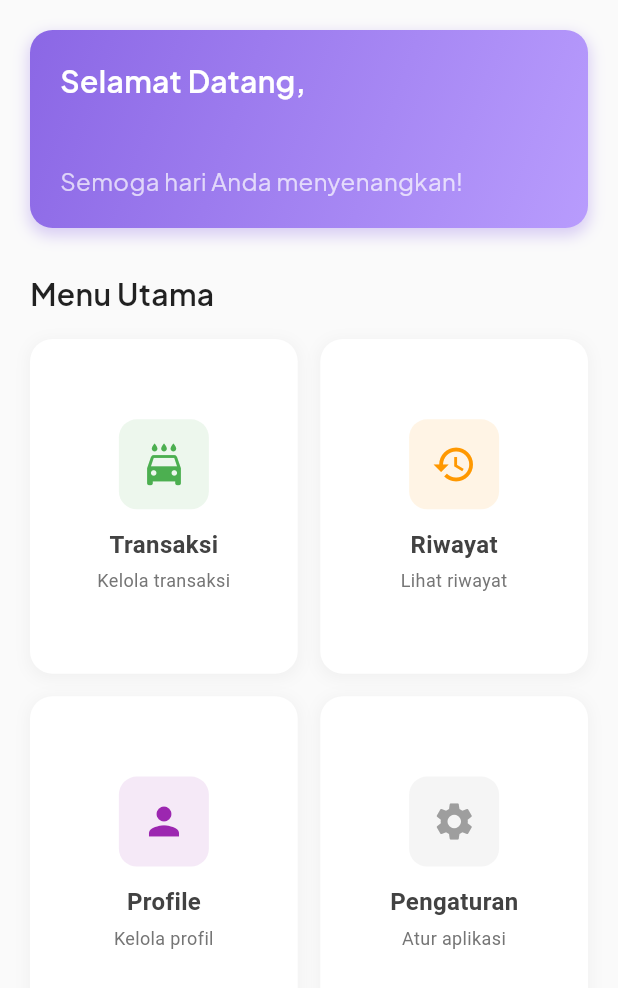
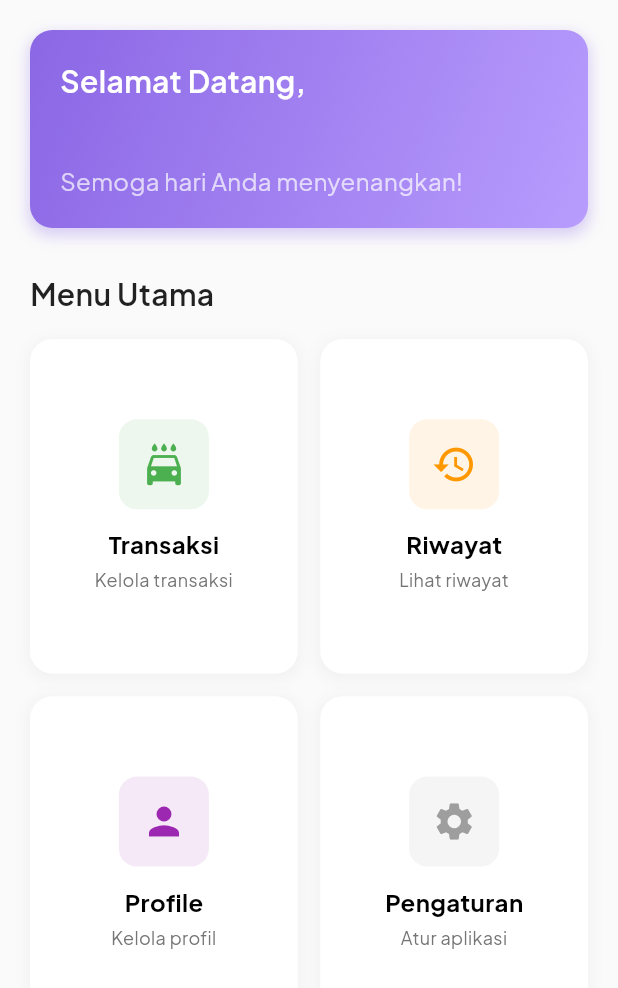
Before and after one commit to hldaabyu28/carwash_app, a Flutter app: the HomeScreen screen opened by its route, on a phone screen of 412 x 824 dp. Shown: the top 988 px of the screen. Run offline on Flutter 3.47's test engine with Material 3 defaults, Android fonts, the light colour scheme and no system bars; our stand-ins replace get, google_fonts, image_picker; accounts and stored records are empty; network calls fail.

Commit message:
rev text

```diff
--- a/lib/presentation/screens/home/home_screen.dart
+++ b/lib/presentation/screens/home/home_screen.dart
@@ -196,18 +196,16 @@ class HomeScreen extends StatelessWidget {
               SizedBox(height: 12),
               Text(
                 title,
-                style: TextStyle(
-                  fontSize: 16,
-                  fontWeight: FontWeight.bold,
-                  color: Colors.grey[800],
+                style: FontTheme.headline1.copyWith(
+                  fontSize: 16
                 ),
               ),
               SizedBox(height: 4),
               Text(
                 subtitle,
-                style: TextStyle(
+                style: FontTheme.bodyText2.copyWith(
+                  color: Colors.grey[600],
                   fontSize: 12,
-                  color: Colors.grey[600],
                 ),
                 textAlign: TextAlign.center,
               ),
--- a/lib/presentation/screens/transaksi/create_transaksi_screen.dart
+++ b/lib/presentation/screens/transaksi/create_transaksi_screen.dart
@@ -386,7 +386,7 @@ class _CreateTransaksiScreenState extends State<CreateTransaksiScreen> {
                             ),
                             SizedBox(width: 8),
                             Text(
-                              'Gambar Transaksi',
+                              'Gambar Kendaraan',
                               style: FontTheme.headline2.copyWith(
                                 fontSize: 18,
                               ),
--- a/lib/presentation/screens/transaksi/detail_transaksi_screen.dart
+++ b/lib/presentation/screens/transaksi/detail_transaksi_screen.dart
@@ -136,7 +136,7 @@ class DetailTransaksi extends StatelessWidget {
                   SizedBox(height: 24),
 
                   // Image Section
-                  _buildSectionHeader('Foto Kendaraan', Icons.photo_camera),
+                  _buildSectionHeader('Gambar Kendaraan', Icons.photo_camera),
                   SizedBox(height: 12),
                   _buildImageSection(apiConstant),
 
@@ -365,7 +365,7 @@ class DetailTransaksi extends StatelessWidget {
                         Icon(Icons.photo, size: 16, color: Colors.grey[600]),
                         SizedBox(width: 8),
                         Text(
-                          'Foto kendaraan saat pencucian',
+                          'Gambar kendaraan saat pencucian',
                           style: TextStyle(
                             fontSize: 12,
                             color: Colors.grey[600],
@@ -396,7 +396,7 @@ class DetailTransaksi extends StatelessWidget {
                     ),
                     SizedBox(height: 4),
                     Text(
-                      'Foto kendaraan tidak tersedia',
+                      'Gambar kendaraan tidak tersedia',
                       style: TextStyle(
                         fontSize: 12,
                         color: Colors.grey[500],
--- a/lib/presentation/screens/transaksi/update_transaksi.dart
+++ b/lib/presentation/screens/transaksi/update_transaksi.dart
@@ -378,7 +378,7 @@ class _UpdateTransaksiScreenState extends State<UpdateTransaksiScreen> {
                             ),
                             SizedBox(width: 8),
                             Text(
-                              'Gambar Transaksi',
+                              'Gambar Kendaraan',
                               style: FontTheme.headline2.copyWith(
                                 fontSize: 18,
                               ),
```
